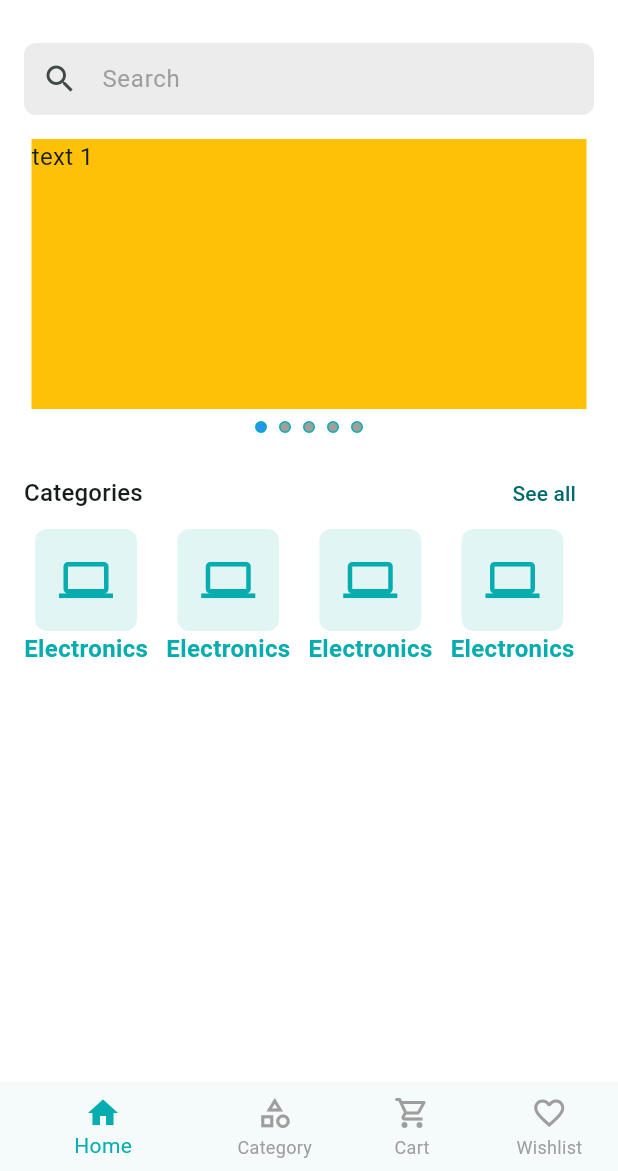
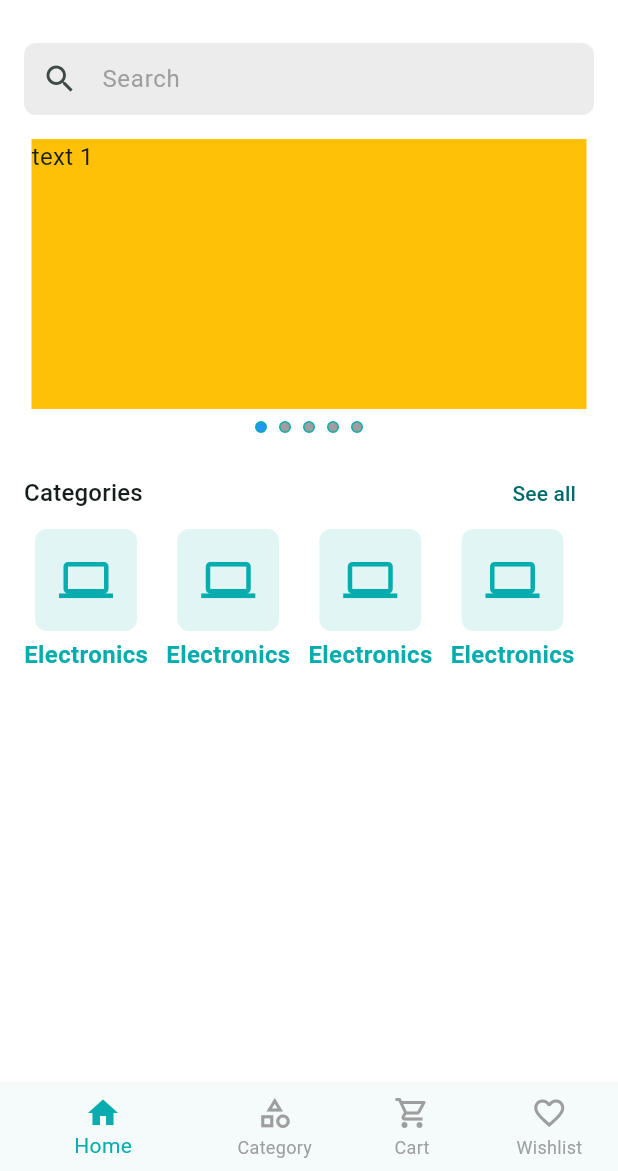
Before and after one commit to SaidurRahman1004/cartivo_mart, a Flutter app: the screen it shows after launch, on a phone screen of 412 x 824 dp, the part 65-1236 px from its top. Run offline on Flutter 3.47's test engine with Material 3 defaults, Android fonts, the phone set to English and light mode, and no system bars; drawn by our look-alikes of carousel_slider; our stand-ins replace firebase_core, firebase_crashlytics, flutter_svg, pin_code_fields; accounts and stored records are empty; generated files the repository leaves out were written again.

Commit message:
custom widgets catagory Card spacing

```diff
--- a/lib/features/shared/presentation/widgets/category_card.dar.dart
+++ b/lib/features/shared/presentation/widgets/category_card.dar.dart
@@ -9,6 +9,7 @@ class CategoryCard extends StatelessWidget {
   Widget build(BuildContext context) {
     return Column(
       crossAxisAlignment: .center,
+      spacing: 4,
       children: [
         Container(
           padding: EdgeInsets.all(16),
```
